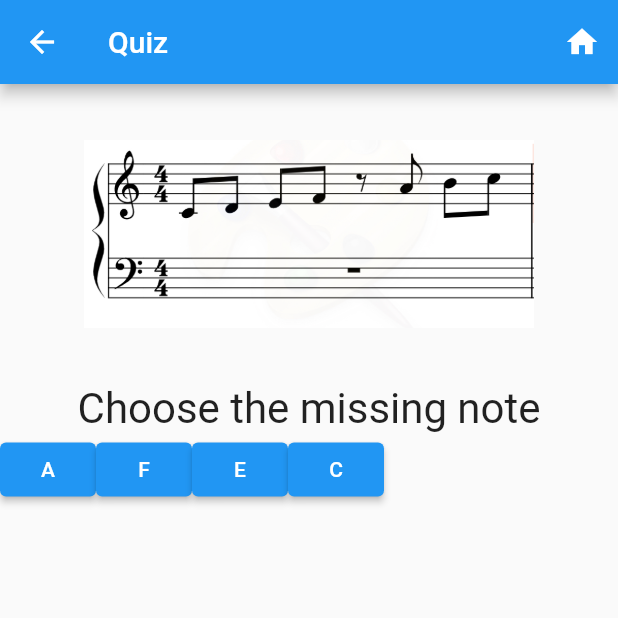
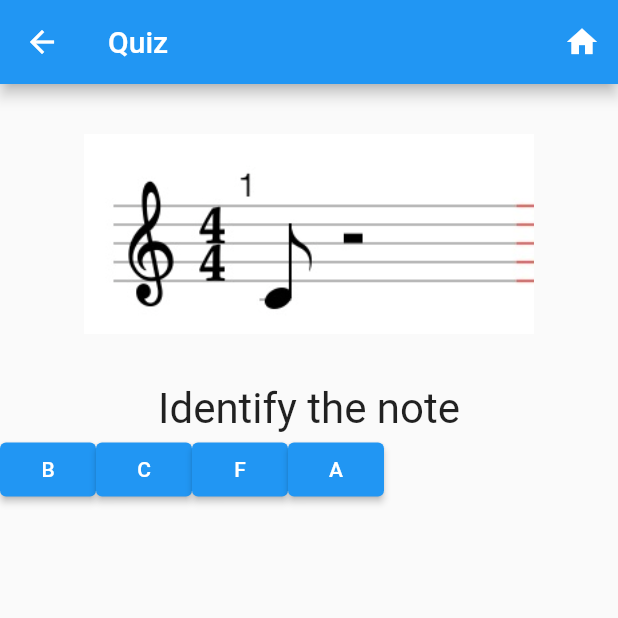
Before and after one commit to michaelmjh/capstoneMusicTheoryApp, a Flutter app: the Quiz screen opened by its route, on a phone screen of 412 x 824 dp, the top half of it. Run offline on Flutter 3.47's test engine with Material 2 defaults, Android fonts, the phone set to English and light mode, and no system bars; our stand-ins replace card_swiper.

```diff
--- a/client/music_elephant/lib/QuestionAssets/question_assets.dart
+++ b/client/music_elephant/lib/QuestionAssets/question_assets.dart
@@ -7,25 +7,14 @@ import 'package:music_elephant/QuestionAssets/answer_assets.dart';
 import 'question_model.dart';
 
 Question question1 = Question(
-  type: QuestionType.missing,
+  type: QuestionType.identify,
   level: Level.beginner,
   lesson: Lesson.scales1,
   difficulty: Difficulty.easy,
-  image: 'images/missing_note.jpg',
-  text: 'Choose the missing note',
-  answerOptions: [a, f, e, c],
+  image: 'images/question_images/easy/cmaj_identify_note_c.jpg',
+  text: 'Identify the note',
+  answerOptions: [b, c, f, a],
   correctAnswer: [c],
-);
-
-Question question3 = Question(
-  type: QuestionType.missing,
-  level: Level.intermediate,
-  lesson: Lesson.scales2,
-  difficulty: Difficulty.easy,
-  image: 'images/missing_note2.jpg',
-  text: 'Choose the missing notes',
-  answerOptions: [d, fSharp, b, g, cSharp, e],
-  correctAnswer: [b, d],
 );
 
 Question question2 = Question(
@@ -33,32 +22,54 @@ Question question2 = Question(
   level: Level.beginner,
   lesson: Lesson.scales1,
   difficulty: Difficulty.easy,
-  image: 'images/name_the_note.jpg',
-  text: 'Choose the missing note',
-  answerOptions: [a, f, e, c],
+  image: 'images/question_images/easy/Cmaj-identify-note-E.jpg',
+  text: 'Identify the note',
+  answerOptions: [e, c, f, d],
   correctAnswer: [e],
 );
 
+Question question3 = Question(
+  type: QuestionType.missing,
+  level: Level.beginner,
+  lesson: Lesson.scales1,
+  difficulty: Difficulty.easy,
+  image: 'images/question_images/easy/Cmaj-missing-note-A.jpg',
+  text: 'Fill in the missing note',
+  answerOptions: [a, c, b, g],
+  correctAnswer: [a],
+);
+
 Question question4 = Question(
-  type: QuestionType.arrange,
+  type: QuestionType.missing,
   level: Level.beginner,
-  lesson: Lesson.scales2,
+  lesson: Lesson.scales1,
   difficulty: Difficulty.easy,
-  image: '',
-  text: 'Arrnge the notes in the key of C major',
-  answerOptions: [e, f, g, a],
-  correctAnswer: [e, f, g, a],
+  image: 'images/question_images/easy/Cmaj-missing-note-E.jpg',
+  text: 'Fill in the missing note',
+  answerOptions: [e, c, b, a],
+  correctAnswer: [e],
 );
 
 Question question5 = Question(
   type: QuestionType.arrange,
   level: Level.beginner,
-  lesson: Lesson.scales2,
+  lesson: Lesson.scales1,
   difficulty: Difficulty.easy,
   image: '',
-  text: 'Arrnge the notes in the key of C major',
-  answerOptions: [c, d, b, bFlat],
-  correctAnswer: [c, d, b, bFlat],
+  text: 'Arrange the first 4 notes of the C Major scale',
+  answerOptions: [e, c, f, d],
+  correctAnswer: [c, d, e, f],
+);
+
+Question question6 = Question(
+  type: QuestionType.arrange,
+  level: Level.beginner,
+  lesson: Lesson.scales1,
+  difficulty: Difficulty.easy,
+  image: '',
+  text: 'Arrange the last 4 notes of the C Major scale',
+  answerOptions: [c, g, a, b],
+  correctAnswer: [g, a, b, c],
 );
 
 class QuestionData {
--- a/client/music_elephant/lib/Quiz/quiz.dart
+++ b/client/music_elephant/lib/Quiz/quiz.dart
@@ -13,7 +13,14 @@ class Quiz extends StatefulWidget {
 }
 
 class _QuizState extends State<Quiz> {
-  List questions = [question1, question2, question5];
+  List questions = [
+    question1,
+    question2,
+    question3,
+    question4,
+    question5,
+    question6
+  ];
 
   int score = 0;
   int pageNumber = 1;
--- a/client/music_elephant/pubspec.yaml
+++ b/client/music_elephant/pubspec.yaml
@@ -60,6 +60,9 @@ flutter:
   assets:
     - images/
     - images/lessonImages/
+    - images/question_images/easy/
+    - images/question_images/hard/
+    - images/question_images/intermidiate/
 
   # An image asset can refer to one or more resolution-specific "variants", see
   # https://flutter.dev/assets-and-images/#resolution-aware
```
Also changed, not shown: client/music_elephant/images/question_images/easy/cmaj_identify_note_c.jpg (renamed from client/music_elephant/images/question_images/easy/Cmaj-identify-note-C.jpg).
